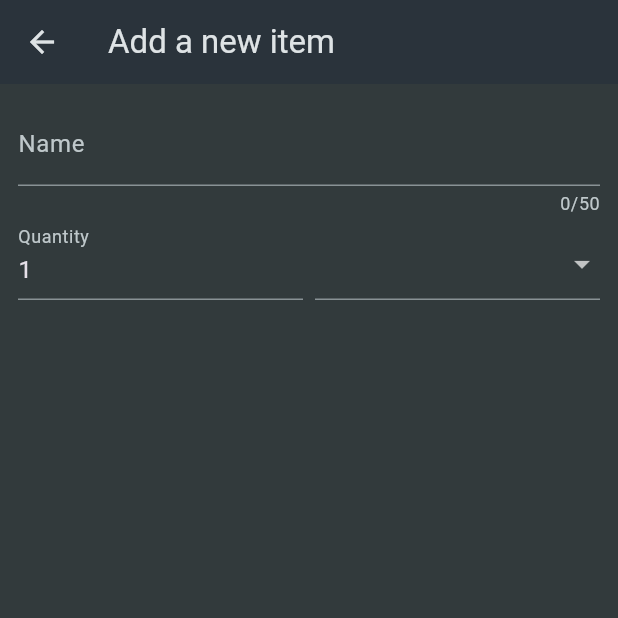
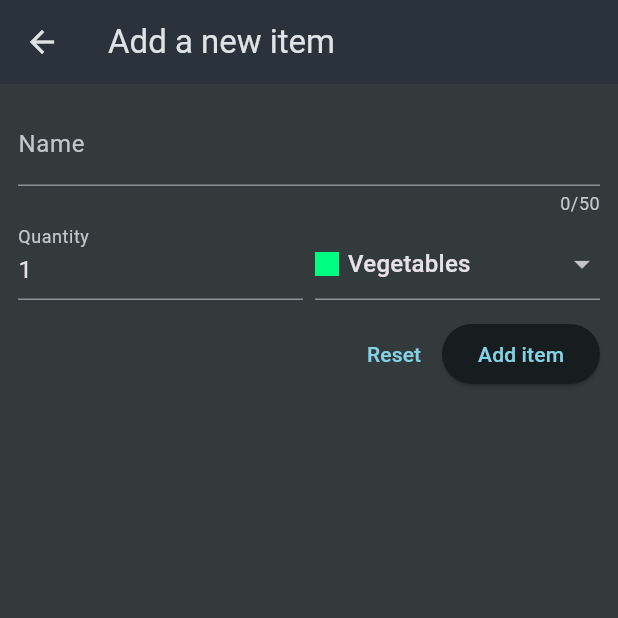
Before and after one commit to EvanSimon/shopping_list, a Flutter app: the screen it shows after launch, after a tap on the "add" icon, on a phone screen of 412 x 824 dp, the top half of it. Run offline on Flutter 3.47's test engine with Material 3 defaults, Android fonts, the phone set to English and light mode, and no system bars.

Commit message:
Adding dissmissable and finishing shopping app

```diff
--- a/lib/Widgets/grocery_list.dart
+++ b/lib/Widgets/grocery_list.dart
@@ -1,6 +1,6 @@
 import 'package:flutter/material.dart';
 
-import 'package:shopping_list/data/dummy_items.dart';
+import 'package:shopping_list/models/grocery_item.dart';
 import 'package:shopping_list/widgets/new_item.dart';
 
 class GroceryList extends StatefulWidget {
@@ -11,16 +11,57 @@ class GroceryList extends StatefulWidget {
 }
 
 class _GroceryListState extends State<GroceryList> {
-  void _addItem() {
-    Navigator.of(context).push(
+  final List<GroceryItem> _groceryItems = [];
+
+  void _addItem() async {
+    final newItem = await Navigator.of(context).push<GroceryItem>(
       MaterialPageRoute(
         builder: (ctx) => const NewItem(),
       ),
     );
+
+    if (newItem == null) {
+      return;
+    }
+
+    setState(() {
+      _groceryItems.add(newItem);
+    });
+  }
+
+  void _removeItem(GroceryItem item) {
+    setState(() {
+      _groceryItems.remove(item);
+    });
   }
 
   @override
   Widget build(BuildContext context) {
+    Widget content = const Center(child: Text('No items added yet.'));
+
+    if (_groceryItems.isNotEmpty) {
+      content = ListView.builder(
+        itemCount: _groceryItems.length,
+        itemBuilder: (ctx, index) => Dismissible(
+          onDismissed: (direction) {
+            _removeItem(_groceryItems[index]);
+          },
+          key: ValueKey(_groceryItems),
+          child: ListTile(
+            title: Text(_groceryItems[index].name),
+            leading: Container(
+              width: 24,
+              height: 24,
+              color: _groceryItems[index].category.color,
+            ),
+            trailing: Text(
+              _groceryItems[index].quantity.toString(),
+            ),
+          ),
+        ),
+      );
+    }
+
     return Scaffold(
       appBar: AppBar(
         title: const Text('Your Groceries'),
@@ -31,20 +72,7 @@ class _GroceryListState extends State<GroceryList> {
           ),
         ],
       ),
-      body: ListView.builder(
-        itemCount: groceryItems.length,
-        itemBuilder: (ctx, index) => ListTile(
-          title: Text(groceryItems[index].name),
-          leading: Container(
-            width: 24,
-            height: 24,
-            color: groceryItems[index].category.color,
-          ),
-          trailing: Text(
-            groceryItems[index].quantity.toString(),
-          ),
-        ),
-      ),
+      body: content,
     );
   }
 }
--- a/lib/Widgets/new_item.dart
+++ b/lib/Widgets/new_item.dart
@@ -1,6 +1,8 @@
 import 'package:flutter/material.dart';
 
 import 'package:shopping_list/data/categories.dart';
+import 'package:shopping_list/models/category.dart';
+import 'package:shopping_list/models/grocery_item.dart';
 
 class NewItem extends StatefulWidget {
   const NewItem({super.key});
@@ -12,6 +14,24 @@ class NewItem extends StatefulWidget {
 }
 
 class _NewItemState extends State<NewItem> {
+  final _formKey = GlobalKey<FormState>();
+  var _enteredName = '';
+  var _enterdQuantity = 1;
+  var _selectedCategory = categories[Categories.vegetables]!;
+
+  void saveItem() {
+    if (_formKey.currentState!.validate()) {
+      _formKey.currentState!.save();
+      Navigator.of(context).pop(
+        GroceryItem(
+            id: DateTime.now().toString(),
+            name: _enteredName,
+            quantity: _enterdQuantity,
+            category: _selectedCategory),
+      );
+    }
+  }
+
   @override
   Widget build(BuildContext context) {
     return Scaffold(
@@ -21,6 +41,7 @@ class _NewItemState extends State<NewItem> {
       body: Padding(
         padding: const EdgeInsets.all(12),
         child: Form(
+          key: _formKey,
           child: Column(
             children: [
               TextFormField(
@@ -29,7 +50,16 @@ class _NewItemState extends State<NewItem> {
                   label: Text('Name'),
                 ),
                 validator: (value) {
-                  return 'Demo...';
+                  if (value == null ||
+                      value.isEmpty ||
+                      value.trim().length <= 1 ||
+                      value.trim().length > 50) {
+                    return 'Must be between 1 and 50 characters.';
+                  }
+                  return null;
+                },
+                onSaved: (value) {
+                  _enteredName = value!;
                 },
               ), // instead of TextField()
               Row(
@@ -40,12 +70,26 @@ class _NewItemState extends State<NewItem> {
                       decoration: const InputDecoration(
                         label: Text('Quantity'),
                       ),
-                      initialValue: '1',
+                      keyboardType: TextInputType.number,
+                      initialValue: _enterdQuantity.toString(),
+                      validator: (value) {
+                        if (value == null ||
+                            value.isEmpty ||
+                            int.tryParse(value) == null ||
+                            int.tryParse(value)! <= 0) {
+                          return 'Must be a postive number.';
+                        }
+                        return null;
+                      },
+                      onSaved: (value) {
+                        _enterdQuantity = int.parse(value!);
+                      },
                     ),
                   ),
                   const SizedBox(width: 8),
                   Expanded(
                     child: DropdownButtonFormField(
+                      value: _selectedCategory,
                       items: [
                         for (final category in categories.entries)
                           DropdownMenuItem(
@@ -63,9 +107,33 @@ class _NewItemState extends State<NewItem> {
                             ),
                           ),
                       ],
-                      onChanged: (value) {},
+                      onChanged: (value) {
+                        setState(() {
+                          _selectedCategory = value!;
+                        });
+                      },
                     ),
                   ),
+                ],
+              ),
+              const SizedBox(
+                height: 12,
+              ),
+              Row(
+                mainAxisAlignment: MainAxisAlignment.end,
+                children: [
+                  TextButton(
+                    onPressed: () {
+                      _formKey.currentState!.reset();
+                    },
+                    child: const Text('Reset'),
+                  ),
+                  ElevatedButton(
+                    onPressed: saveItem,
+                    child: const Text(
+                      'Add item',
+                    ),
+                  )
                 ],
               ),
             ],
```
Also changed, not shown: lib/data/dummy_items.dart (deleted, +0 -21 lines).
